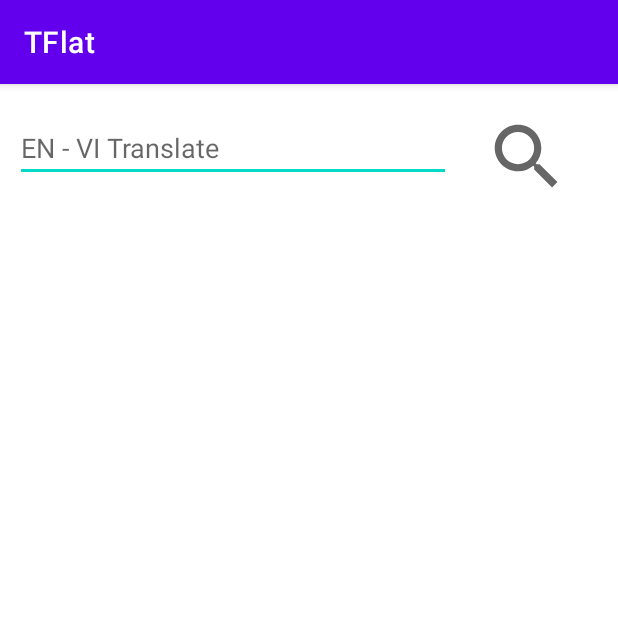
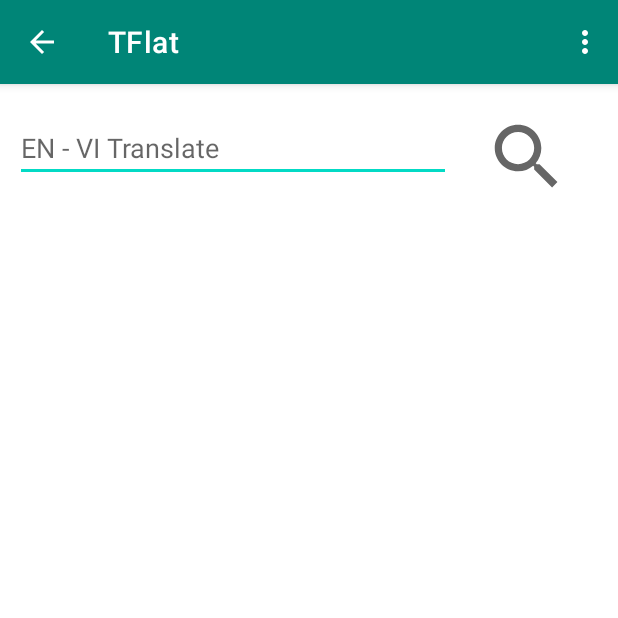
Before and after one commit to tuannq2299/Dictionary, an Android app: the VnActivity screen opened directly, with no data from a screen before it, on a phone screen of 412 x 824 dp, the top half of it. Run offline under Robolectric (Android 15) with nearby library versions, the phone set to English and light mode, and no system bars.

Commit message:
change color, add menu

```diff
--- a/app/src/main/java/com/tuannq/tflat/DictionaryRequest.java
+++ b/app/src/main/java/com/tuannq/tflat/DictionaryRequest.java
@@ -88,8 +88,10 @@ public class DictionaryRequest extends AsyncTask<String,Integer,String>{
             String rs1;
             rs1 = def.getString(0);
 
-            Log.d("temp","Defintion:\n"+rs1+"\nExample:\n"+list_ex+"\nSynonysm:\n"+list_syn);
+//            Log.d("temp","Defintion:\n"+rs1+"\nExample:\n"+list_ex+"\nSynonysm:\n"+list_syn);
             tv.setText("Defintion:\n"+rs1+"\nExample:\n"+list_ex+"\nSynonysm:\n"+list_syn);
+
+
         }
         catch(Exception e){
             e.printStackTrace();
--- a/app/src/main/java/com/tuannq/tflat/MainActivity.java
+++ b/app/src/main/java/com/tuannq/tflat/MainActivity.java
@@ -82,7 +82,7 @@ public class MainActivity extends AppCompatActivity {
         //
          words = crud.getAllWords();
         yourWords = crud.getFavoriteWords();
-        Log.d("W", words.get(0).getMean()+words.size());
+//        Log.d("W", words.get(0).getMean()+words.size());
     }
     public void requestApiButton(View v){
         if(etSearch.getText().toString().length()>0) {
--- /dev/null
+++ b/app/src/main/res/menu/menu.xml
@@ -0,0 +1,6 @@
+<?xml version="1.0" encoding="utf-8"?>
+<menu xmlns:android="http://schemas.android.com/apk/res/android">
+    <item android:title="Setting" android:id="@+id/menuSetting"></item>
+    <item android:title="Search" android:id="@+id/menuSearch"></item>
+    <item android:title="Exit" android:id="@+id/menuExit"></item>
+</menu>
--- a/app/src/main/res/values/colors.xml
+++ b/app/src/main/res/values/colors.xml
@@ -7,4 +7,5 @@
     <color name="teal_700">#FF018786</color>
     <color name="black">#FF000000</color>
     <color name="white">#FFFFFFFF</color>
+    <color name="main">#008577</color>
 </resources>
--- a/app/src/main/res/values/themes.xml
+++ b/app/src/main/res/values/themes.xml
@@ -2,7 +2,7 @@
     <!-- Base application theme. -->
     <style name="Theme.TFlat" parent="Theme.MaterialComponents.DayNight.DarkActionBar">
         <!-- Primary brand color. -->
-        <item name="colorPrimary">@color/purple_500</item>
+        <item name="colorPrimary">@color/main</item>
         <item name="colorPrimaryVariant">@color/purple_700</item>
         <item name="colorOnPrimary">@color/white</item>
         <!-- Secondary brand color. -->
```
Also changed, not shown: app/src/main/java/com/tuannq/tflat/TranslateActivity.java (+34 -0 lines), app/src/main/java/com/tuannq/tflat/VnActivity.java (+33 -0 lines), 1 other file.
